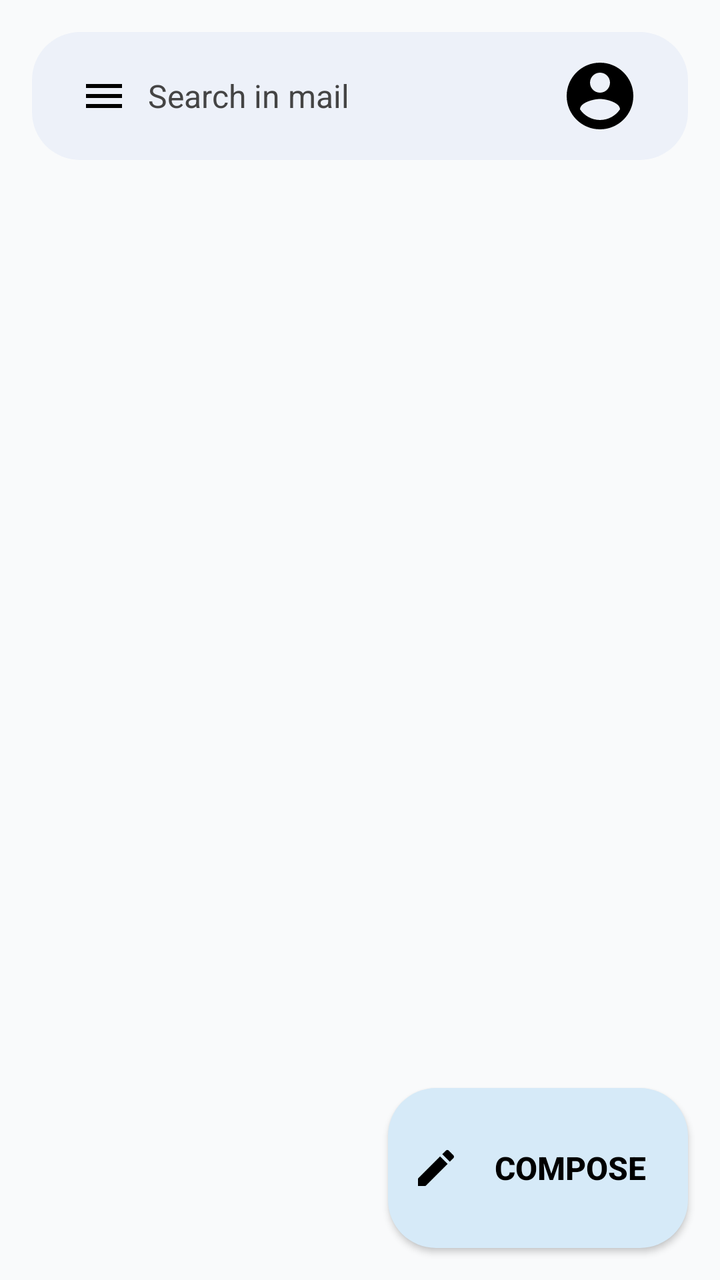
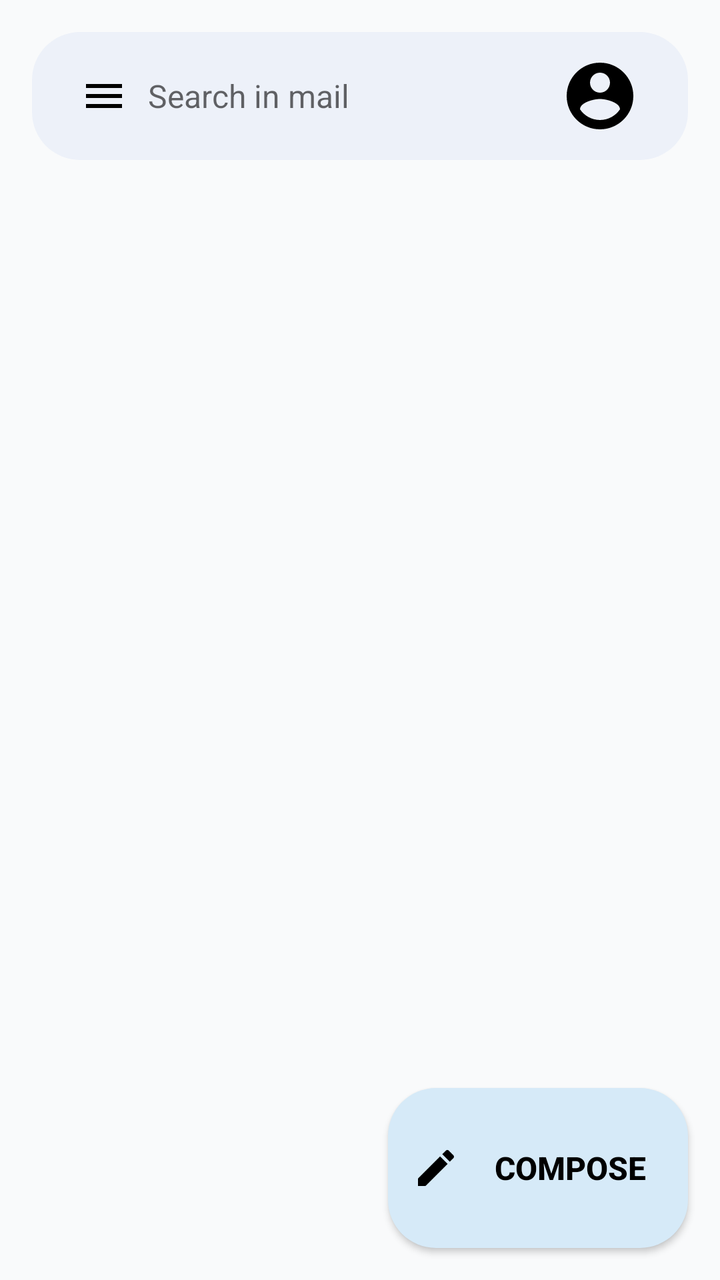

Before-and-after screenshots of an Android layout around one commit, followed by the original layout XML and the change that was made.
<!-- AndroidManifest.xml: application theme Theme.Project5 -->
<!-- res/layout/activity_mail_home.xml -->
<?xml version="1.0" encoding="utf-8"?>
<androidx.coordinatorlayout.widget.CoordinatorLayout
    xmlns:android="http://schemas.android.com/apk/res/android"
    xmlns:app="http://schemas.android.com/apk/res-auto"
    android:layout_width="match_parent"
    android:layout_height="match_parent"
    android:background="#F9FAFB">

    
    <LinearLayout
        android:layout_width="match_parent"
        android:layout_height="wrap_content"
        android:layout_margin="16dp"
        android:orientation="horizontal"
        android:background="@drawable/search_bar_bg"
        android:padding="12dp"
        android:gravity="center_vertical">

        <ImageView
            android:id="@+id/ivMenu"
            android:layout_width="24dp"
            android:layout_height="24dp"
            android:src="@drawable/ic_menu"
            android:layout_marginEnd="10dp"
            android:layout_marginStart="12dp" />

        <TextView
            android:id="@+id/tvSearchPlaceholder"
            android:layout_width="0dp"
            android:layout_height="wrap_content"
            android:layout_weight="1"
            android:text="@string/search_in_mail"
            android:textSize="16sp"
            android:textColor="#444"
            android:gravity="start" />

        <ImageView
            android:id="@+id/ivAvatar"
            android:layout_width="40dp"
            android:layout_height="40dp"
            android:src="@drawable/ic_avatar"
            android:scaleType="centerCrop"
            android:layout_marginEnd="12dp" />
    </LinearLayout>

    
    <Button
        android:id="@+id/btnComposeFloating"
        android:layout_width="150dp"
        android:layout_height="80dp"
        android:layout_gravity="bottom|end"
        android:layout_margin="16dp"
        android:background="@drawable/compose_button_bg"
        android:text="@string/compose"
        android:textColor="@color/blue"
        android:drawableStart="@drawable/ic_pencil"
        android:drawablePadding="8dp"
        android:padding="12dp"
        android:elevation="6dp"
        android:textStyle="bold"
        android:textSize="16sp"/>

    <FrameLayout
        android:id="@+id/mailContentContainer"
        android:layout_width="match_parent"
        android:layout_height="match_parent"
        android:layout_marginTop="80dp" />

    
    <FrameLayout
        android:id="@+id/sidebar"
        android:layout_width="250dp"
        android:layout_height="match_parent"
        android:layout_gravity="start"
        android:background="#FFFFFF"
        android:visibility="gone"
        android:elevation="8dp" />

    
    <FrameLayout
        android:id="@+id/sidebarOverlay"
        android:layout_width="match_parent"
        android:layout_height="match_parent"
        android:background="#80000000"
        android:visibility="gone" />

</androidx.coordinatorlayout.widget.CoordinatorLayout>
<!-- resources referenced by this layout -->
<resources>
  <!-- drawable compose_button_bg (drawable) -->
  <?xml version="1.0" encoding="utf-8"?>
  <shape xmlns:android="http://schemas.android.com/apk/res/android"
      android:shape="rectangle">
      <solid android:color="#D6EAF8" /> 
      <corners android:radius="24dp" />
  </shape>
  <!-- drawable ic_avatar (drawable) -->
  <vector xmlns:android="http://schemas.android.com/apk/res/android" android:height="24dp" android:tint="#000000" android:viewportHeight="24" android:viewportWidth="24" android:width="24dp">
        
      <path android:fillColor="@android:color/white" android:pathData="M12,2C6.48,2 2,6.48 2,12s4.48,10 10,10 10,-4.48 10,-10S17.52,2 12,2zM12,5c1.66,0 3,1.34 3,3s-1.34,3 -3,3 -3,-1.34 -3,-3 1.34,-3 3,-3zM12,19.2c-2.5,0 -4.71,-1.28 -6,-3.22 0.03,-1.99 4,-3.08 6,-3.08 1.99,0 5.97,1.09 6,3.08 -1.29,1.94 -3.5,3.22 -6,3.22z"/>
      
  </vector>
  <!-- drawable ic_menu (drawable) -->
  <vector xmlns:android="http://schemas.android.com/apk/res/android" android:height="24dp" android:tint="#000000" android:viewportHeight="24" android:viewportWidth="24" android:width="24dp">
        
      <path android:fillColor="@android:color/white" android:pathData="M3,18h18v-2L3,16v2zM3,13h18v-2L3,11v2zM3,6v2h18L21,6L3,6z"/>
      
  </vector>
  <!-- drawable ic_pencil (drawable) -->
  <vector xmlns:android="http://schemas.android.com/apk/res/android" android:height="24dp" android:tint="#000000" android:viewportHeight="24" android:viewportWidth="24" android:width="24dp">
        
      <path android:fillColor="@android:color/white" android:pathData="M3,17.25V21h3.75L17.81,9.94l-3.75,-3.75L3,17.25zM20.71,7.04c0.39,-0.39 0.39,-1.02 0,-1.41l-2.34,-2.34c-0.39,-0.39 -1.02,-0.39 -1.41,0l-1.83,1.83 3.75,3.75 1.83,-1.83z"/>
      
  </vector>
  <!-- drawable search_bar_bg (drawable) -->
  <?xml version="1.0" encoding="utf-8"?>
  <shape xmlns:android="http://schemas.android.com/apk/res/android"
      android:shape="rectangle">
      <solid android:color="#EDF1F9" />
      <corners android:radius="24dp" />
  </shape>
  <string name="compose">Compose</string>
  <string name="search_in_mail">Search in mail</string>
  <style name="Theme.Project5" parent="Theme.AppCompat.Light.NoActionBar" />
</resources>

<!-- the commit's change to res/layout/activity_mail_home.xml (unified diff, before → after) -->
@@ -24,15 +24,21 @@
             android:layout_marginEnd="10dp"
             android:layout_marginStart="12dp" />
 
-        <TextView
-            android:id="@+id/tvSearchPlaceholder"
+        <EditText
+            android:id="@+id/etSearch"
             android:layout_width="0dp"
             android:layout_height="wrap_content"
             android:layout_weight="1"
-            android:text="@string/search_in_mail"
+            android:hint="@string/search_in_mail"
             android:textSize="16sp"
             android:textColor="#444"
-            android:gravity="start" />
+            android:background="@android:color/transparent"
+            android:singleLine="true"
+            android:imeOptions="actionSearch"
+            android:inputType="text"
+            android:padding="0dp"
+            android:layout_marginEnd="8dp"/>
+
 
         <ImageView
             android:id="@+id/ivAvatar"
